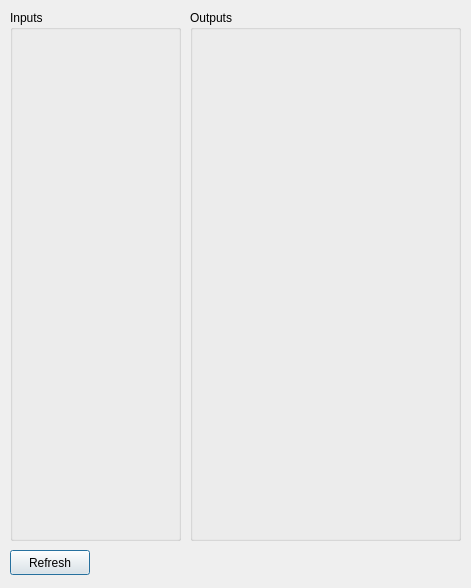
Before: the Qt Designer form ui/modules/mtbuniio.ui in kmzbrnoI/mtb-config-tool, drawn with Qt 5.
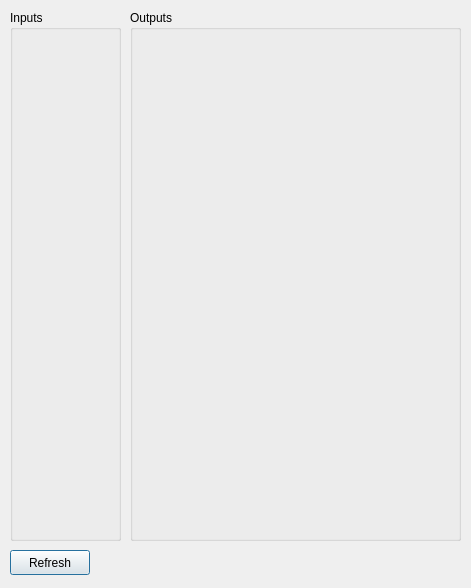
After: the same form once the commit is applied.

Commit message: MTB-UNI IO: resize widgets in form. #5

```diff
--- a/ui/modules/mtbuniio.ui
+++ b/ui/modules/mtbuniio.ui
@@ -18,7 +18,7 @@
     <rect>
      <x>10</x>
      <y>10</y>
-     <width>171</width>
+     <width>111</width>
      <height>531</height>
     </rect>
    </property>
@@ -36,7 +36,7 @@
      <rect>
       <x>10</x>
       <y>30</y>
-      <width>151</width>
+      <width>91</width>
       <height>491</height>
      </rect>
     </property>
@@ -46,9 +46,9 @@
   <widget class="QGroupBox" name="gb_outputs">
    <property name="geometry">
     <rect>
-     <x>190</x>
+     <x>130</x>
      <y>10</y>
-     <width>271</width>
+     <width>331</width>
      <height>531</height>
     </rect>
    </property>
@@ -60,7 +60,7 @@
      <rect>
       <x>10</x>
       <y>30</y>
-      <width>251</width>
+      <width>311</width>
       <height>491</height>
      </rect>
     </property>
```
The commit also changes 2 other files.
